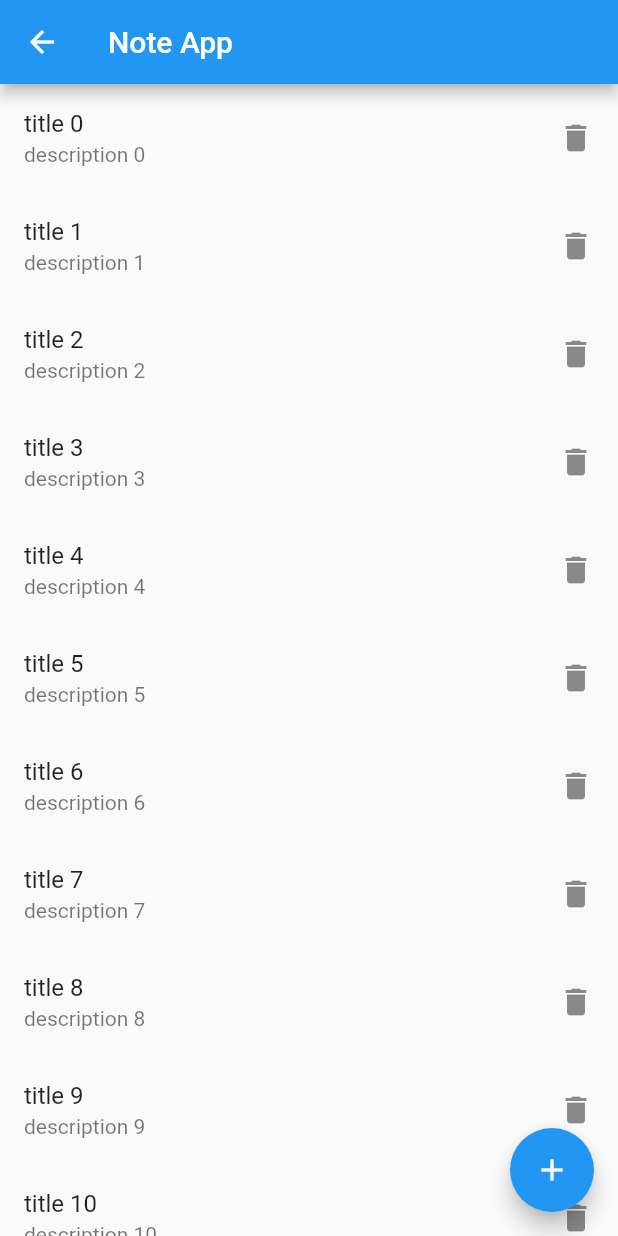
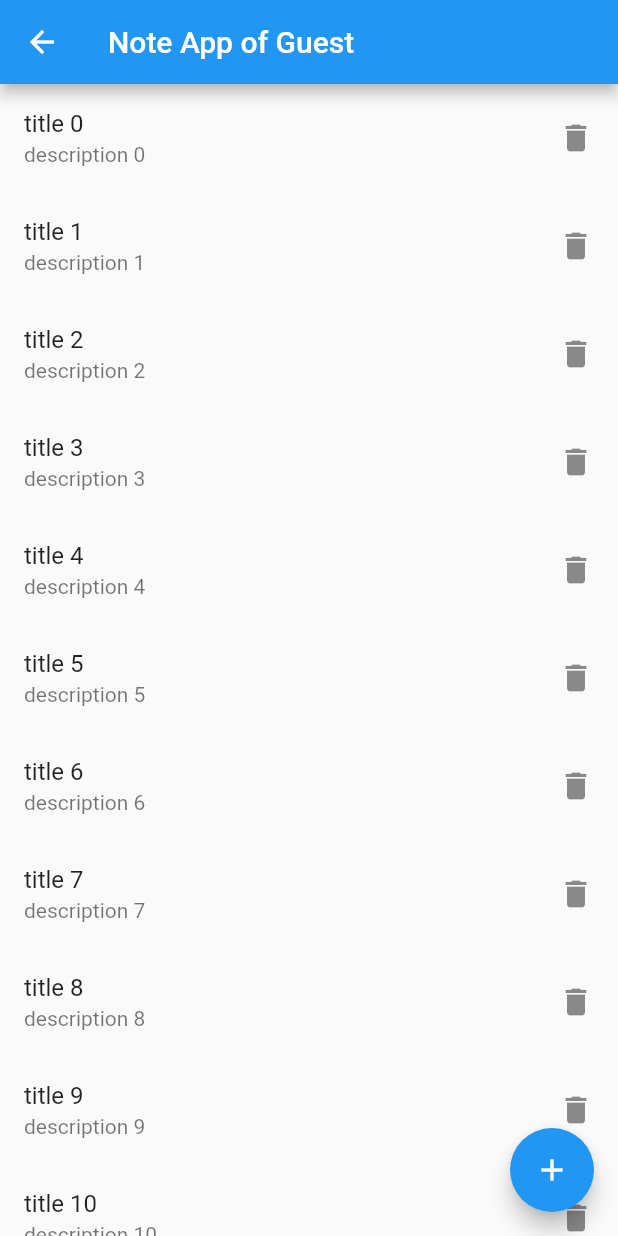
Before and after one commit to imaldi/persiapan_test_deptech, a Flutter app: the HomeScreen screen opened directly, on a phone screen of 412 x 824 dp. Run offline on Flutter 3.47's test engine with Material 2 defaults, Android fonts, the phone set to English and light mode, and no system bars; our stand-ins replace bloc, equatable, file_picker, flutter_bloc, fluttertoast, localstorage and 1 more; accounts and stored records are empty.

Commit message:
done login cubit

```diff
--- a/lib/presentation/screens/home_screen.dart
+++ b/lib/presentation/screens/home_screen.dart
@@ -1,10 +1,12 @@
 import 'package:flutter/material.dart';
 import 'package:flutter_bloc/flutter_bloc.dart';
-import 'package:persiapan_test_deptech/data/datasource/local/dao/catatan_dao.dart';
+import 'package:localstorage/localstorage.dart';
 import 'package:persiapan_test_deptech/presentation/screens/add_or_edit_notes_screen.dart';
+import 'package:persiapan_test_deptech/presentation/state_managements/cubits/auth_cubit/auth_cubit.dart';
 import 'package:persiapan_test_deptech/presentation/state_managements/cubits/catatan_cubit.dart';
 
 import '../../data/model/catatan.dart';
+import '../../data/model/user.dart';
 
 class HomeScreen extends StatefulWidget {
   const HomeScreen({Key? key}) : super(key: key);
@@ -14,17 +16,19 @@ class HomeScreen extends StatefulWidget {
 }
 
 class _HomeScreenState extends State<HomeScreen> {
+  late User user;
   @override
   void initState() {
     super.initState();
     context.read<CatatanCubit>().initList();
+    user = context.read<AuthCubit>().state.user ?? const User(namaDepan: "Guest");
   }
 
   @override
   Widget build(BuildContext context) {
     return Scaffold(
       appBar: AppBar(
-        title: const Text("Note App"),
+        title: Text("Note App of ${user.namaDepan}"),
       ),
       body: SingleChildScrollView(
         child: Builder(
--- /dev/null
+++ b/lib/presentation/state_managements/cubits/auth_cubit/auth_cubit.dart
@@ -0,0 +1,22 @@
+import 'package:bloc/bloc.dart';
+import 'package:equatable/equatable.dart';
+
+import '../../../../data/datasource/local/dao/user_dao.dart';
+import '../../../../data/model/user.dart';
+
+part 'auth_state.dart';
+
+class AuthCubit extends Cubit<AuthState> {
+  AuthCubit() : super(AuthState());
+
+  Future<User?> login(String email, String password) async {
+    var userDao = UserDao();
+    var loggedInUser = await userDao.login(email, password);
+    emit(AuthState(user: loggedInUser));
+    return state.user;
+  }
+
+  // Future<User> getLoggedInUser() {
+  //
+  // }
+}
--- /dev/null
+++ b/lib/presentation/state_managements/cubits/auth_cubit/auth_state.dart
@@ -0,0 +1,10 @@
+part of 'auth_cubit.dart';
+
+class AuthState extends Equatable {
+  User? user;
+  AuthState({
+    this.user
+});
+  @override
+  List<Object?> get props => [user];
+}
```
Also changed, not shown: lib/main.dart (+10 -7 lines), lib/presentation/screens/login_screen.dart (+10 -2 lines).
